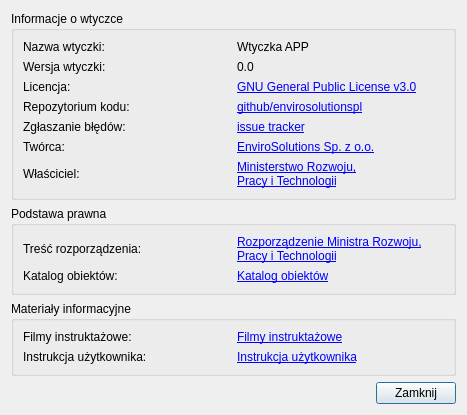
Above: modules/settings/views/ui/pomoc_dialog_base.ui from envirosolutionspl/wtyczka_qgis_app before the change. Below: the same form after it.
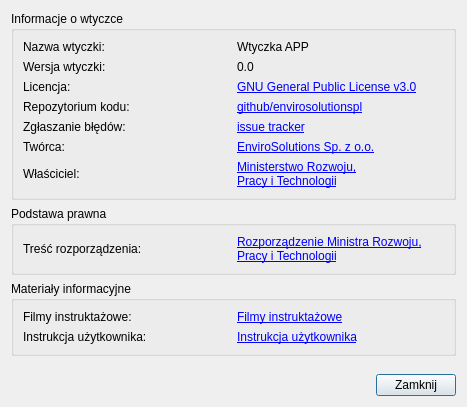
That is the form after the change.

Commit message: podmiana nazw i linków rozporządzeń

Diff of the .ui file:
```diff
--- a/modules/settings/views/ui/pomoc_dialog_base.ui
+++ b/modules/settings/views/ui/pomoc_dialog_base.ui
@@ -229,31 +229,6 @@
           </property>
          </widget>
         </item>
-        <item row="1" column="0">
-         <widget class="QLabel" name="label_15">
-          <property name="font">
-           <font>
-            <underline>false</underline>
-           </font>
-          </property>
-          <property name="text">
-           <string>Katalog obiektów:</string>
-          </property>
-         </widget>
-        </item>
-        <item row="1" column="1">
-         <widget class="QLabel" name="label_14">
-          <property name="text">
-           <string>&lt;html&gt;&lt;head/&gt;&lt;body&gt;&lt;p&gt;&lt;a href=&quot;http://www.gov.pl/zagospodarowanieprzestrzenne/wtyczka-app&quot;&gt;&lt;span style=&quot; text-decoration: underline; color:#0000ff;&quot;&gt;Katalog obiektów&lt;/span&gt;&lt;/a&gt;&lt;/p&gt;&lt;/body&gt;&lt;/html&gt;</string>
-          </property>
-          <property name="openExternalLinks">
-           <bool>true</bool>
-          </property>
-          <property name="textInteractionFlags">
-           <set>Qt::TextBrowserInteraction</set>
-          </property>
-         </widget>
-        </item>
        </layout>
       </widget>
      </item>
```
The commit also changes 1 other file.
